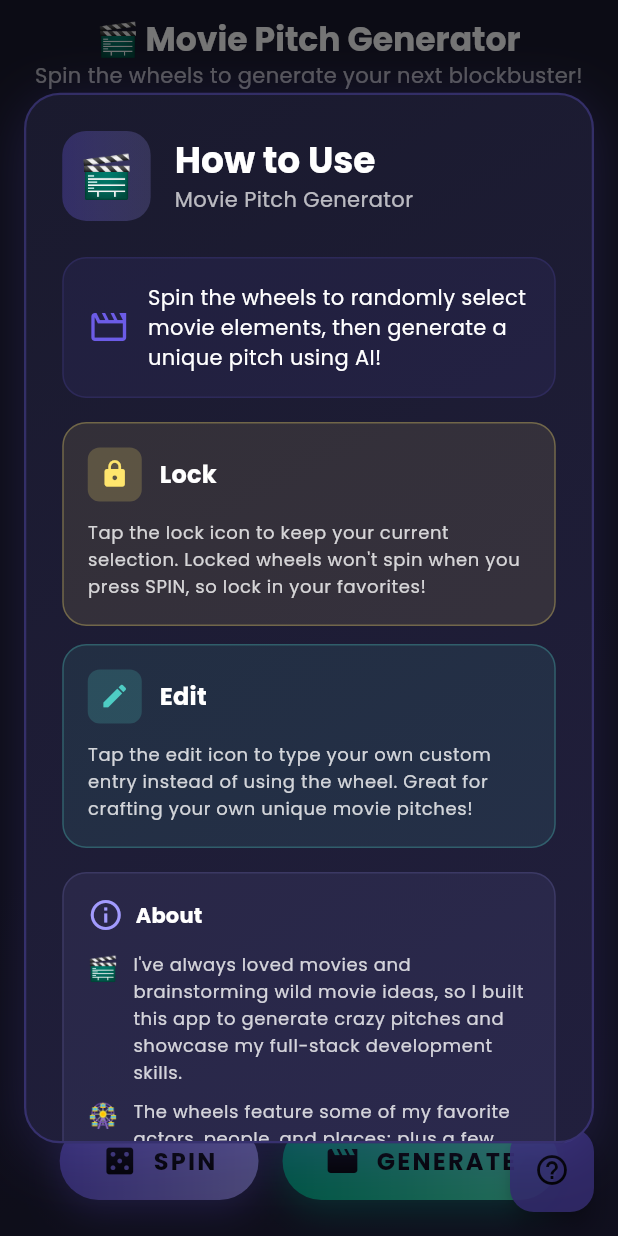
After one commit to hayden-wolfe/movie_pitch_frontend, a Flutter app: the screen it shows after launch, after a tap on the "help outline" icon, on a phone screen of 412 x 824 dp. The commit adds this screen. Run offline on Flutter 3.47's test engine with Material 3 defaults, Android fonts, the phone set to English and light mode, and no system bars; our stand-ins replace google_fonts.

Commit message:
feat: Added FloatingActionButton for app info and tutorial.

```diff
--- a/lib/screens/home_screen.dart
+++ b/lib/screens/home_screen.dart
@@ -5,6 +5,7 @@ import 'package:movie_pitch_generator/services/pitch_api_service.dart';
 import 'package:movie_pitch_generator/widgets/action_buttons.dart';
 import 'package:movie_pitch_generator/widgets/generating_pitch_dialog.dart';
 import 'package:movie_pitch_generator/widgets/spinning_wheel.dart';
+import 'package:movie_pitch_generator/widgets/tutorial_dialog.dart';
 import 'package:movie_pitch_generator/widgets/wheel_category_section.dart';
 import 'package:movie_pitch_generator/screens/pitch_result_screen.dart';
 
@@ -287,6 +288,18 @@ class _HomeScreenState extends State<HomeScreen> {
     final theme = Theme.of(context);
 
     return Scaffold(
+      floatingActionButton: FloatingActionButton(
+        onPressed: () {
+          showDialog(
+            context: context,
+            builder: (context) => const TutorialDialog(),
+          );
+        },
+        backgroundColor: theme.colorScheme.primary.withValues(alpha: 0.9),
+        foregroundColor: theme.colorScheme.onPrimary,
+        tooltip: 'How to use',
+        child: const Icon(Icons.help_outline),
+      ),
       body: Container(
         decoration: BoxDecoration(
           gradient: LinearGradient(
--- /dev/null
+++ b/lib/widgets/tutorial_dialog.dart
@@ -0,0 +1,376 @@
+import 'package:flutter/material.dart';
+
+/// A dialog that displays an introduction and tutorial for the app.
+/// Responsive layout: single column on small screens, two columns on larger screens.
+class TutorialDialog extends StatelessWidget {
+  const TutorialDialog({super.key});
+
+  final lockDescription =
+      'Tap the lock icon to keep your current selection. Locked wheels won\'t spin when you press SPIN, so lock in your favorites!';
+  final editDescription =
+      'Tap the edit icon to type your own custom entry instead of using the wheel. Great for crafting your own unique movie pitches!';
+
+  @override
+  Widget build(BuildContext context) {
+    final theme = Theme.of(context);
+    final screenWidth = MediaQuery.of(context).size.width;
+    final isWideScreen = screenWidth > 600;
+
+    return Dialog(
+      backgroundColor: Colors.transparent,
+      insetPadding: EdgeInsets.symmetric(
+        horizontal: isWideScreen ? 48 : 16,
+        vertical: 24,
+      ),
+      child: ConstrainedBox(
+        constraints: BoxConstraints(
+          maxWidth: isWideScreen ? 700 : 400,
+          maxHeight: MediaQuery.of(context).size.height * 0.85,
+        ),
+        child: Container(
+          decoration: BoxDecoration(
+            gradient: LinearGradient(
+              begin: Alignment.topLeft,
+              end: Alignment.bottomRight,
+              colors: [
+                theme.colorScheme.surface,
+                Color.lerp(
+                  theme.colorScheme.surface,
+                  theme.colorScheme.primary,
+                  0.08,
+                )!,
+              ],
+            ),
+            borderRadius: BorderRadius.circular(24),
+            border: Border.all(
+              color: theme.colorScheme.primary.withValues(alpha: 0.3),
+              width: 1.5,
+            ),
+            boxShadow: [
+              BoxShadow(
+                color: theme.colorScheme.primary.withValues(alpha: 0.2),
+                blurRadius: 32,
+                offset: const Offset(0, 8),
+              ),
+            ],
+          ),
+          child: ClipRRect(
+            borderRadius: BorderRadius.circular(24),
+            child: SingleChildScrollView(
+              padding: const EdgeInsets.all(24),
+              child: Column(
+                mainAxisSize: MainAxisSize.min,
+                crossAxisAlignment: CrossAxisAlignment.start,
+                children: [
+                  // Header
+                  _buildHeader(theme),
+                  const SizedBox(height: 24),
+
+                  // Content - responsive layout
+                  if (isWideScreen)
+                    _buildWideContent(theme)
+                  else
+                    _buildNarrowContent(theme),
+
+                  const SizedBox(height: 24),
+
+                  // Close button
+                  Center(
+                    child: TextButton.icon(
+                      onPressed: () => Navigator.of(context).pop(),
+                      icon: const Icon(Icons.check_circle_outline),
+                      label: const Text('Got it!'),
+                      style: TextButton.styleFrom(
+                        backgroundColor: theme.colorScheme.primary.withValues(
+                          alpha: 0.15,
+                        ),
+                        foregroundColor: theme.colorScheme.primary,
+                        padding: const EdgeInsets.symmetric(
+                          horizontal: 32,
+                          vertical: 12,
+                        ),
+                        shape: RoundedRectangleBorder(
+                          borderRadius: BorderRadius.circular(12),
+                        ),
+                      ),
+                    ),
+                  ),
+                ],
+              ),
+            ),
+          ),
+        ),
+      ),
+    );
+  }
+
+  Widget _buildHeader(ThemeData theme) {
+    return Row(
+      children: [
+        Container(
+          padding: const EdgeInsets.all(12),
+          decoration: BoxDecoration(
+            gradient: LinearGradient(
+              colors: [
+                theme.colorScheme.primary.withValues(alpha: 0.3),
+                theme.colorScheme.secondary.withValues(alpha: 0.2),
+              ],
+            ),
+            borderRadius: BorderRadius.circular(16),
+          ),
+          child: Text('🎬', style: theme.textTheme.headlineMedium),
+        ),
+        const SizedBox(width: 16),
+        Expanded(
+          child: Column(
+            crossAxisAlignment: CrossAxisAlignment.start,
+            children: [
+              Text(
+                'How to Use',
+                style: theme.textTheme.headlineSmall?.copyWith(
+                  fontWeight: FontWeight.bold,
+                  color: theme.colorScheme.onSurface,
+                ),
+              ),
+              Text(
+                'Movie Pitch Generator',
+                style: theme.textTheme.bodyMedium?.copyWith(
+                  color: theme.colorScheme.onSurface.withValues(alpha: 0.7),
+                ),
+              ),
+            ],
+          ),
+        ),
+      ],
+    );
+  }
+
+  Widget _buildWideContent(ThemeData theme) {
+    return Column(
+      children: [
+        // Introduction
+        _buildIntroSection(theme),
+        const SizedBox(height: 20),
+        // Two columns for Lock and Edit
+        Row(
+          crossAxisAlignment: CrossAxisAlignment.start,
+          children: [
+            Expanded(
+              child: _buildFeatureCard(
+                theme: theme,
+                icon: Icons.lock,
+                iconColor: const Color(0xFFFFE66D),
+                title: 'Lock',
+                description: lockDescription,
+              ),
+            ),
+            const SizedBox(width: 16),
+            Expanded(
+              child: _buildFeatureCard(
+                theme: theme,
+                icon: Icons.edit,
+                iconColor: const Color(0xFF4ECDC4),
+                title: 'Edit',
+                description: editDescription,
+              ),
+            ),
+          ],
+        ),
+        const SizedBox(height: 20),
+        // About section
+        _buildAboutSection(theme),
+      ],
+    );
+  }
+
+  Widget _buildNarrowContent(ThemeData theme) {
+    return Column(
+      children: [
+        _buildIntroSection(theme),
+        const SizedBox(height: 16),
+        _buildFeatureCard(
+          theme: theme,
+          icon: Icons.lock,
+          iconColor: const Color(0xFFFFE66D),
+          title: 'Lock',
+          description: lockDescription,
+        ),
+        const SizedBox(height: 12),
+        _buildFeatureCard(
+          theme: theme,
+          icon: Icons.edit,
+          iconColor: const Color(0xFF4ECDC4),
+          title: 'Edit',
+          description: editDescription,
+        ),
+        const SizedBox(height: 16),
+        _buildAboutSection(theme),
+      ],
+    );
+  }
+
+  Widget _buildIntroSection(ThemeData theme) {
+    return Container(
+      padding: const EdgeInsets.all(16),
+      decoration: BoxDecoration(
+        color: theme.colorScheme.primary.withValues(alpha: 0.08),
+        borderRadius: BorderRadius.circular(16),
+        border: Border.all(
+          color: theme.colorScheme.primary.withValues(alpha: 0.15),
+        ),
+      ),
+      child: Row(
+        children: [
+          Icon(
+            Icons.movie_creation_outlined,
+            color: theme.colorScheme.primary,
+            size: 28,
+          ),
+          const SizedBox(width: 12),
+          Expanded(
+            child: Text(
+              'Spin the wheels to randomly select movie elements, then generate a unique pitch using AI!',
+              style: theme.textTheme.bodyMedium?.copyWith(
+                color: theme.colorScheme.onSurface,
+              ),
+            ),
+          ),
+        ],
+      ),
+    );
+  }
+
+  Widget _buildFeatureCard({
+    required ThemeData theme,
+    required IconData icon,
+    required Color iconColor,
+    required String title,
+    required String description,
+  }) {
+    return Container(
+      padding: const EdgeInsets.all(16),
+      decoration: BoxDecoration(
+        color: iconColor.withValues(alpha: 0.1),
+        borderRadius: BorderRadius.circular(16),
+        border: Border.all(color: iconColor.withValues(alpha: 0.3)),
+      ),
+      child: Column(
+        crossAxisAlignment: CrossAxisAlignment.start,
+        children: [
+          Row(
+            children: [
+              Container(
+                padding: const EdgeInsets.all(8),
+                decoration: BoxDecoration(
+                  color: iconColor.withValues(alpha: 0.2),
+                  borderRadius: BorderRadius.circular(8),
+                ),
+                child: Icon(icon, color: iconColor, size: 20),
+              ),
+              const SizedBox(width: 12),
+              Text(
+                title,
+                style: theme.textTheme.titleMedium?.copyWith(
+                  fontWeight: FontWeight.bold,
+                  color: theme.colorScheme.onSurface,
+                ),
+              ),
+            ],
+          ),
+          const SizedBox(height: 12),
+          Text(
+            description,
+            style: theme.textTheme.bodySmall?.copyWith(
+              color: theme.colorScheme.onSurface.withValues(alpha: 0.8),
+              height: 1.5,
+            ),
+          ),
+        ],
+      ),
+    );
+  }
+
+  Widget _buildAboutSection(ThemeData theme) {
+    return Container(
+      padding: const EdgeInsets.all(16),
+      decoration: BoxDecoration(
+        color: theme.colorScheme.secondary.withValues(alpha: 0.08),
+        borderRadius: BorderRadius.circular(16),
+        border: Border.all(
+          color: theme.colorScheme.secondary.withValues(alpha: 0.15),
+        ),
+      ),
+      child: Column(
+        crossAxisAlignment: CrossAxisAlignment.start,
+        children: [
+          Row(
+            children: [
+              Icon(
+                Icons.info_outline,
+                color: theme.colorScheme.secondary,
+                size: 24,
+              ),
+              const SizedBox(width: 8),
+              Text(
+                'About',
+                style: theme.textTheme.titleSmall?.copyWith(
+                  fontWeight: FontWeight.bold,
+                  color: theme.colorScheme.onSurface,
+                ),
+              ),
+            ],
+          ),
+          const SizedBox(height: 12),
+          _buildAboutBullet(
+            theme,
+            '🎬',
+            'I\'ve always loved movies and brainstorming wild movie ideas, so I built this app to generate crazy pitches and showcase my full-stack development skills.',
+          ),
+          const SizedBox(height: 8),
+          _buildAboutBullet(
+            theme,
+            '🎡',
+            'The wheels feature some of my favorite actors, people, and places; plus a few goofy additions for fun.',
+          ),
+          const SizedBox(height: 8),
+          _buildAboutBullet(
+            theme,
+            '📱',
+            'The frontend is built with Flutter for a smooth, cross-platform experience.',
+          ),
+          const SizedBox(height: 8),
+          _buildAboutBullet(
+            theme,
+            '⚡',
+            'The backend runs on FastAPI with PydanticAI and OpenAI\'s API, hosted on a Linux server via nginx and a Cloudflare Tunnel.',
+          ),
+          const SizedBox(height: 8),
+          _buildAboutBullet(
+            theme,
+            '💻',
+            'This project is open source! Check out my GitHub for both the frontend and backend repos.',
+          ),
+        ],
+      ),
+    );
+  }
+
+  Widget _buildAboutBullet(ThemeData theme, String emoji, String text) {
+    return Row(
+      crossAxisAlignment: CrossAxisAlignment.start,
+      children: [
+        Text(emoji, style: const TextStyle(fontSize: 16)),
+        const SizedBox(width: 10),
+        Expanded(
+          child: Text(
+            text,
+            style: theme.textTheme.bodySmall?.copyWith(
+              color: theme.colorScheme.onSurface.withValues(alpha: 0.8),
+              height: 1.5,
+            ),
+          ),
+        ),
+      ],
+    );
+  }
+}
```
